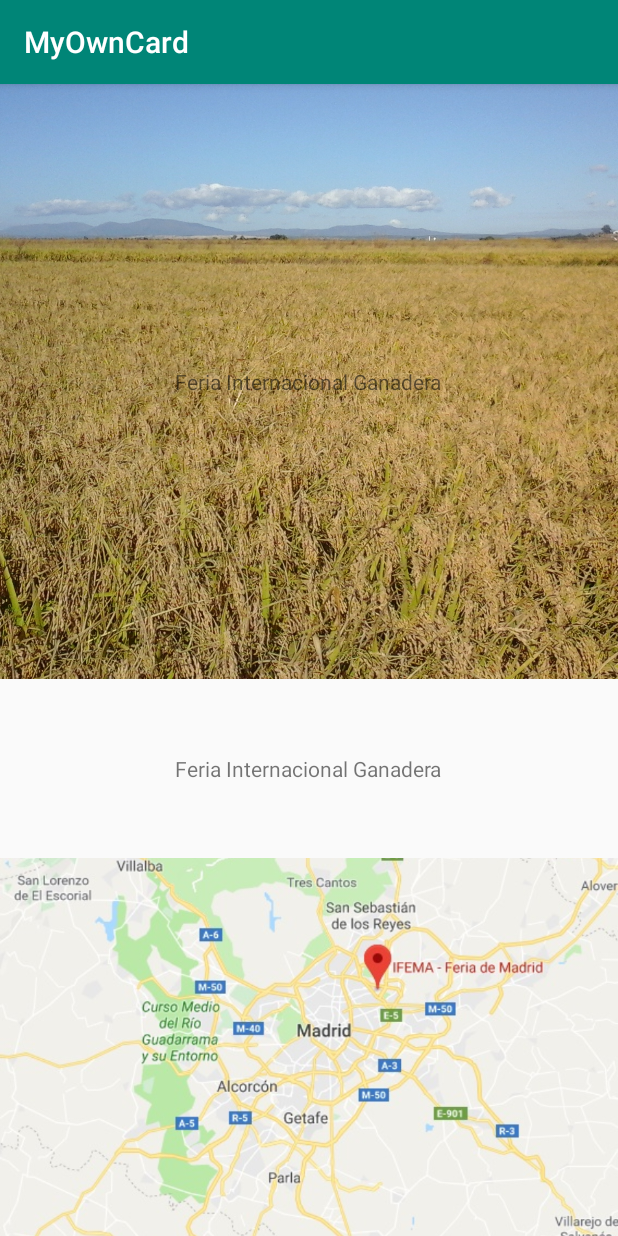
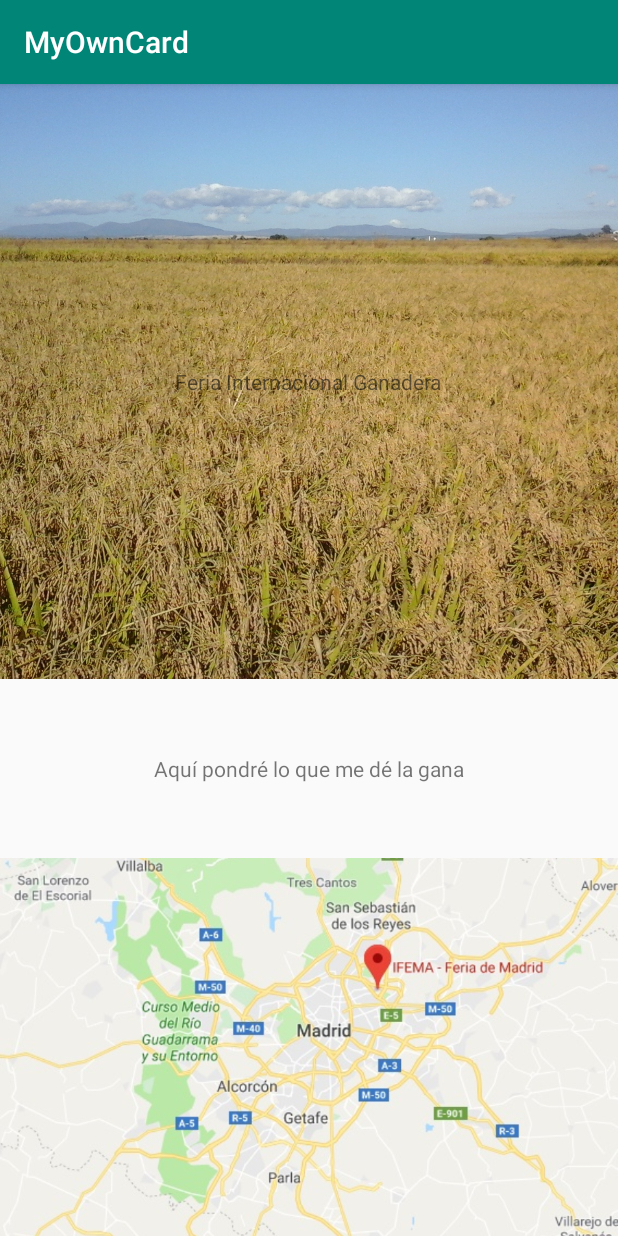
Before and after one commit to drakernoise/MyOwnCard, an Android app: the screen it shows after launch (MainActivity), on a phone screen of 412 x 824 dp. Run offline under Robolectric (Android 15) with nearby library versions, the phone set to English and light mode, and no system bars.

```diff
--- a/app/src/main/res/layout/activity_main.xml
+++ b/app/src/main/res/layout/activity_main.xml
@@ -25,7 +25,7 @@
             android:layout_width="wrap_content"
             android:layout_height="wrap_content"
             android:layout_centerInParent="true"
-            android:text="@string/feria_internacional_ganadera" />
+            android:text="@string/feria" />
     </RelativeLayout>
 
     <TextView
@@ -34,7 +34,7 @@
         android:layout_height="wrap_content"
         android:layout_gravity="center_horizontal"
         android:padding="50dp"
-        android:text="@string/feria_internacional_ganadera" />
+        android:text="@string/Horario" />
 
     <ImageView
         android:id="@+id/Map"
--- a/app/src/main/res/values/strings.xml
+++ b/app/src/main/res/values/strings.xml
@@ -3,5 +3,6 @@
     <string name="background_image_of_a_farm">Background Image of a farm</string>
     <string name="event_location">Event Location</string>
     <string name="event_schedule">Event Schedule</string>
-    <string name="feria_internacional_ganadera">Feria Internacional Ganadera</string>
+    <string name="feria">Feria Internacional Ganadera</string>
+    <string name="Horario">Aquí pondré lo que me dé la gana</string>
 </resources>
```
